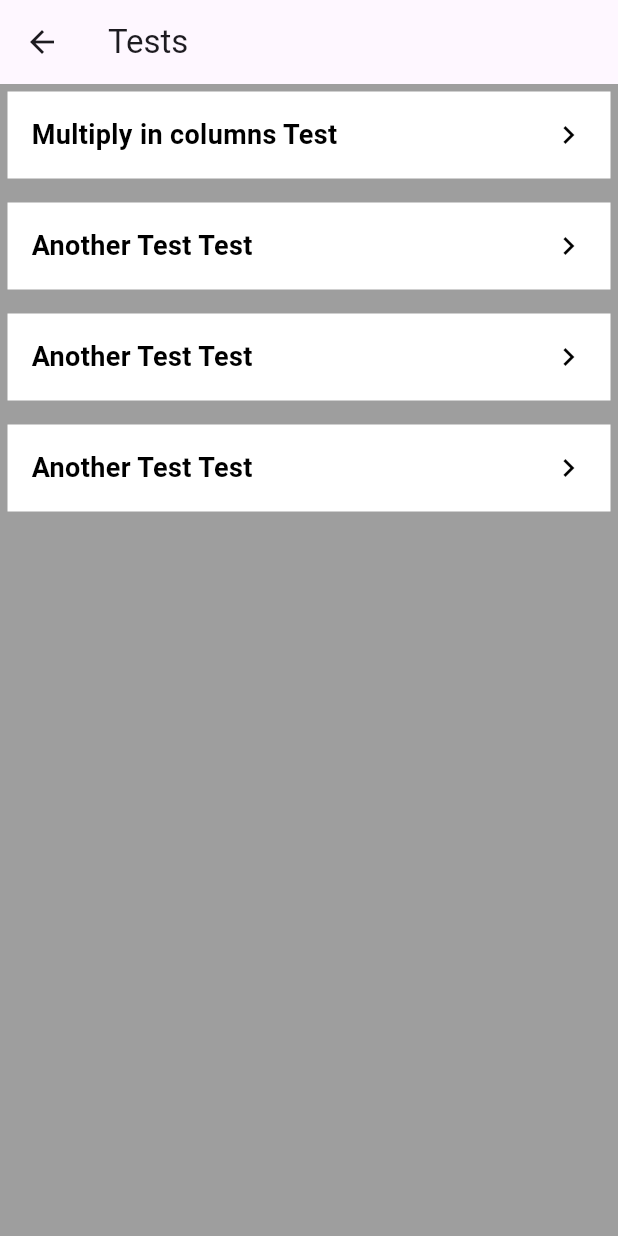
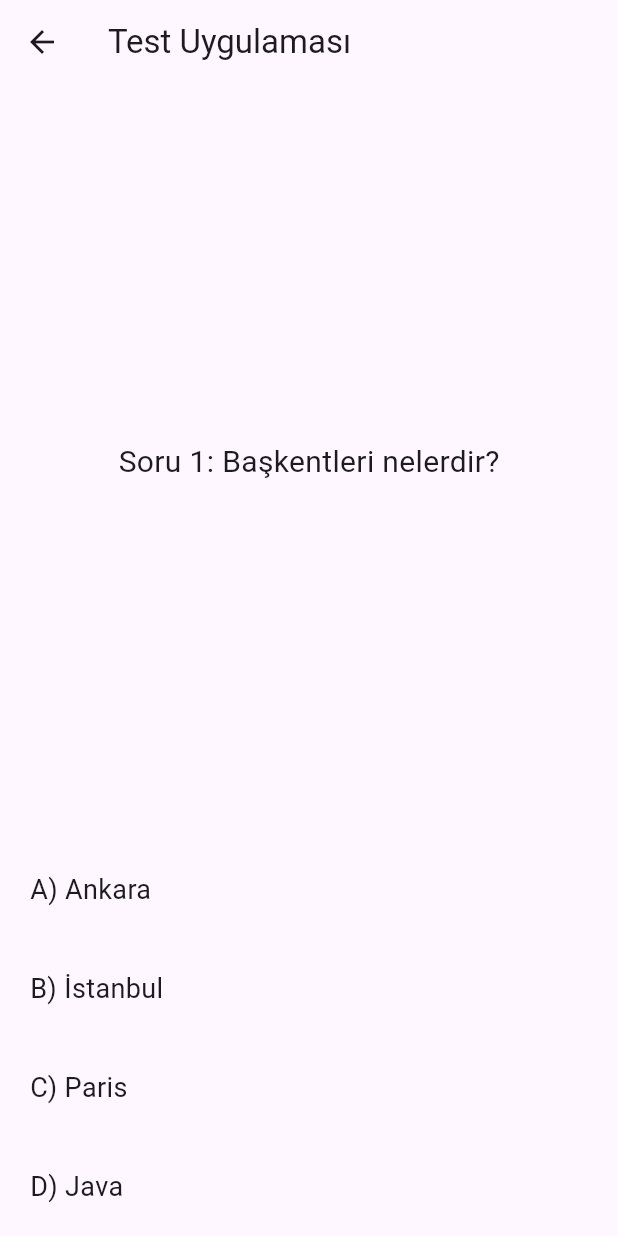
Before and after one commit to kuvvat2001/my_thesis_math, a Flutter app: the screen it shows after launch, after a tap on "Testler", on a phone screen of 412 x 824 dp. Run offline on Flutter 3.47's test engine with Material 2 defaults, Android fonts, the phone set to English and light mode, and no system bars.

Commit message:
my_diplom_work

```diff
--- /dev/null
+++ b/assets/quastion.json
@@ -0,0 +1,31 @@
+[
+  {
+    "question": "Soru 1: Başkentleri nelerdir?",
+    "choices": [
+      {"text": "A) Ankara", "isCorrect": true},
+      {"text": "B) İstanbul", "isCorrect": false},
+      {"text": "C) Paris", "isCorrect": false},
+      {"text": "D) Java", "isCorrect": false}
+
+    ]
+  },
+  {
+    "question": "Soru 2: Dünya üzerinde kaç kıta bulunmaktadır?",
+    "choices": [
+      {"text": "A) 4", "isCorrect": false},
+      {"text": "B) 5", "isCorrect": true},
+      {"text": "C) 6", "isCorrect": false},
+      {"text": "D) Java", "isCorrect": false}
+
+    ]
+  },
+  {
+    "question": "Решите уравнение: 3x-7=5.",
+    "choices": [
+      {"text": "A) 4", "isCorrect": true},
+      {"text": "B) 3", "isCorrect": false},
+      {"text": "C) 2", "isCorrect": false},
+      {"text": "D) 1", "isCorrect": false}
+    ]
+  }
+]
--- a/lib/screen/tests_screen.dart
+++ b/lib/screen/tests_screen.dart
@@ -1,137 +1,108 @@
+import 'dart:convert';
 import 'package:flutter/material.dart';
+import 'package:flutter/services.dart';
 
-class TestScreen extends StatelessWidget {
+void main() {
+  runApp(TestApp());
+}
+
+class TestApp extends StatelessWidget {
+  @override
+  Widget build(BuildContext context) {
+    return MaterialApp(
+      home: TestScreen(),
+    );
+  }
+}
+
+class TestScreen extends StatefulWidget {
+  @override
+  _TestScreenState createState() => _TestScreenState();
+}
+
+class _TestScreenState extends State<TestScreen> {
+  int currentQuestionIndex = 0;
+  List<Map<String, dynamic>> questions = [];
+  int selectedChoiceIndex = -1;
+
+  @override
+  void initState() {
+    super.initState();
+    loadQuestions();
+  }
+
+  Future<void> loadQuestions() async {
+    final String jsonString = await rootBundle.loadString('assets/quastion.json');
+    final List<dynamic> jsonList = json.decode(jsonString);
+
+    setState(() {
+      questions = jsonList.cast<Map<String, dynamic>>();
+    });
+  }
+
+  void checkAnswer(int choiceIndex) {
+    setState(() {
+      selectedChoiceIndex = choiceIndex;
+    });
+
+    Future.delayed(Duration(seconds: 2), () {
+      if (currentQuestionIndex < questions.length - 1) {
+        setState(() {
+          currentQuestionIndex++;
+          selectedChoiceIndex = -1; // Soruya geçtiğimizde seçili cevabı sıfırla
+        });
+      }
+    });
+  }
+
   @override
   Widget build(BuildContext context) {
     return Scaffold(
-      backgroundColor: Colors.grey,
       appBar: AppBar(
-        title: Text('Tests'), // Sayfa başlığı
+        title: Text('Test Uygulaması'),
       ),
-      body: ListView(
-        padding: EdgeInsets.all(5),
+      body: Column(
+        mainAxisAlignment: MainAxisAlignment.center,
         children: [
-          TestSection(
+          Expanded(
+            child: Center(
+              child: Text(
+                questions.isEmpty ? 'Sorular yükleniyor...' : questions[currentQuestionIndex]['question'],
+                style: TextStyle(fontSize: 20.0),
+              ),
+            ),
+          ),
+          Column(
+            children: questions.isEmpty
+                ? [Text('Sorular yükleniyor...')]
+                : questions[currentQuestionIndex]['choices'].asMap().entries.map<Widget>((entry) {
+                    int index = entry.key;
+                    Map<String, dynamic> choice = entry.value;
+                    bool isCorrect = choice['isCorrect'];
+                    Color? backgroundColor = (selectedChoiceIndex == index)
+                        ? (isCorrect ? Colors.green : Colors.red)
+                        : null;
 
-            title: 'Multiply in columns',
-            color: Colors.white,
-            subSections: ['yenil', 'orta', 'kyn'],
+                    return GestureDetector(
+                      onTap: () {
+                        if (selectedChoiceIndex == -1) {
+                          checkAnswer(index);
+                        }
+                      },
+                      child: Container(
+                        width: double.infinity,
+                        padding: EdgeInsets.all(20.0),
+                        color: backgroundColor,
+                        child: Text(
+                          choice['text'],
+                          style: TextStyle(fontSize: 18.0),
+                        ),
+                      ),
+                    );
+                  }).toList(),
           ),
-          TestSection(
-            title: 'Another Test',
-            color: Colors.white,
-            subSections: ['yenil', 'orta', 'kyn'],
-          ),
-          TestSection(
-            title: 'Another Test',
-            color: Colors.white,
-            subSections: ['yenil', 'orta', 'kyn'],
-          ),
-          TestSection(
-            title: 'Another Test',
-            color: Colors.white,
-            subSections: ['yenil', 'orta', 'kyn'],
-          ),
-          // Diğer testleri burada ekleyin
         ],
       ),
     );
   }
 }
-
-class TestSection extends StatelessWidget {
-  final String title;
-  final Color color;
-  final List<String> subSections;
-
-  TestSection({required this.title, required this.color, required this.subSections});
-
-  @override
-  Widget build(BuildContext context) {
-    return Container(
-      color: color,
-      margin: EdgeInsets.only(bottom: 16),
-      padding: EdgeInsets.all(16),
-      child: GestureDetector(
-        onTap: () {
-          Navigator.push(
-            context,
-            MaterialPageRoute(
-              builder: (context) => TestDetailScreen(
-                title: title,
-                subSections: subSections,
-              ),
-            ),
-          );
-        },
-        child: Row(
-          mainAxisAlignment: MainAxisAlignment.spaceBetween,
-          children: [
-            Text(
-              '$title Test',
-              style: TextStyle(
-                color: Colors.black,
-                fontSize: 18,
-                fontWeight: FontWeight.bold,
-              ),
-            ),
-            Icon(
-              Icons.keyboard_arrow_right,
-              color: Colors.black,
-            ),
-          ],
-        ),
-      ),
-    );
-  }
-}
-
-class TestDetailScreen extends StatelessWidget {
-  final String title;
-  final List<String> subSections;
-
-  TestDetailScreen({required this.title, required this.subSections});
-
-  @override
-  Widget build(BuildContext context) {
-    return Scaffold(
-      appBar: AppBar(
-        title: Text(title),
-      ),
-      body: Padding(
-        padding: EdgeInsets.all(16.0),
-        child: Column(
-          crossAxisAlignment: CrossAxisAlignment.start,
-          children: <Widget>[
-            Text(
-              'Bu test hakkında detaylar burada görüntülenir.',
-              style: TextStyle(fontSize: 18),
-            ),
-            SizedBox(height: 16),
-            ElevatedButton(
-              onPressed: () {
-                // Testi başlatmak veya ilgili işlemi yapmak için buraya kod ekleyebilirsiniz.
-              },
-              child: Text('Testi Başlat'),
-            ),
-            SizedBox(height: 16),
-            Text(
-              'Alt Bölümler:',
-              style: TextStyle(fontSize: 18, fontWeight: FontWeight.bold),
-            ),
-            Column(
-              children: subSections.map((subSection) {
-                return ListTile(
-                  title: Text(subSection),
-                  onTap: () {
-                    // Alt bölüme tıklama işlevi burada eklenir.
-                  },
-                );
-              }).toList(),
-            ),
-          ],
-        ),
-      ),
-    );
-  }
-}
--- a/pubspec.yaml
+++ b/pubspec.yaml
@@ -60,7 +60,8 @@ flutter:
   uses-material-design: true
 
   # To add assets to your application, add an assets section, like this:
-  # assets:
+  assets:
+    - assets/quastion.json
   #   - images/a_dot_burr.jpeg
   #   - images/a_dot_ham.jpeg
 
```
